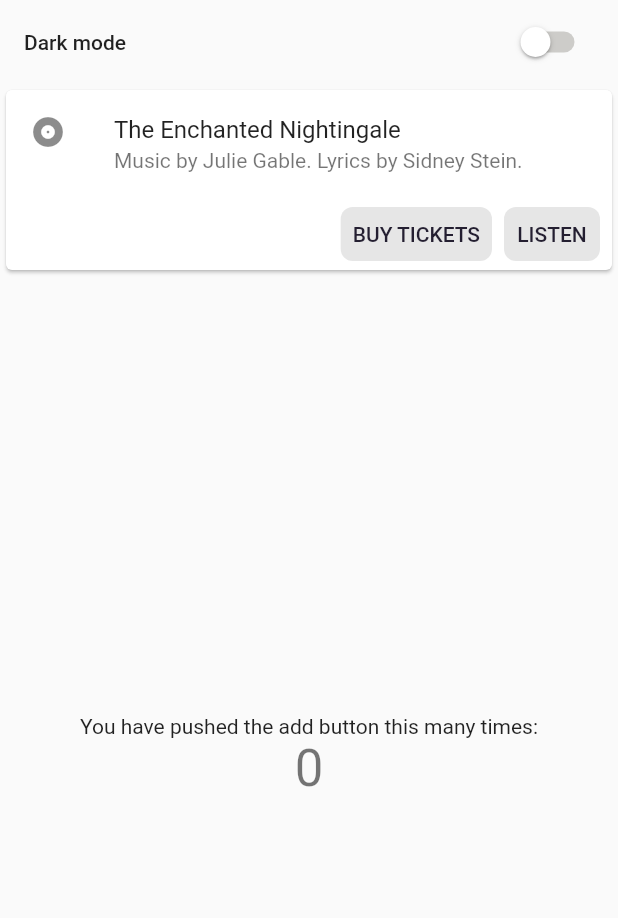
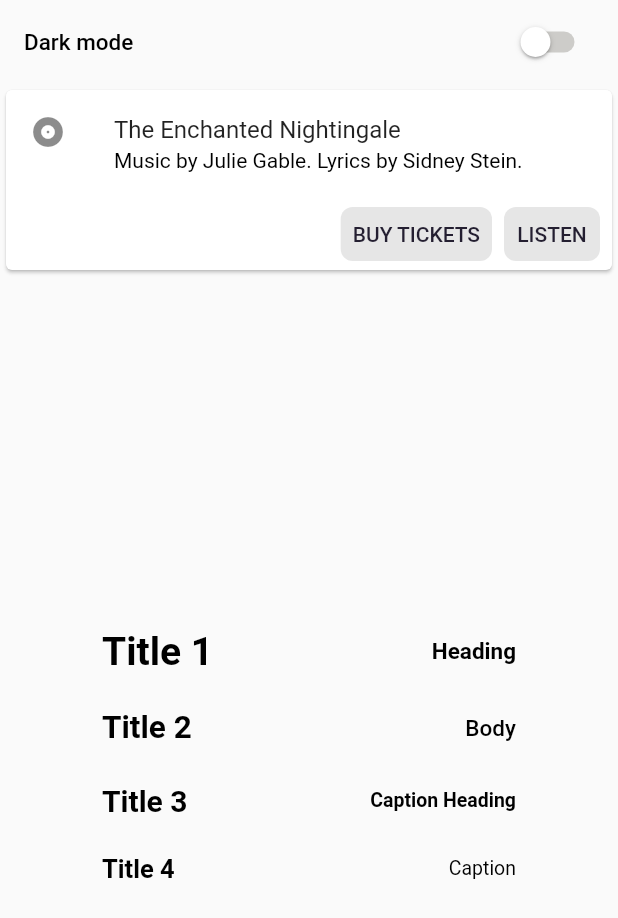
Before and after one commit to gtk-flutter/adwaita, a Flutter app: the screen it shows after launch, on a phone screen of 412 x 824 dp. Shown: the top 918 px of the screen. Run offline on Flutter 3.47's test engine with Material 2 defaults, Android fonts, the phone set to English and light mode, and no system bars.

Commit message:
Match Typography with libadwaita Bump version to 0.5.0

```diff
--- /dev/null
+++ b/example/analysis_options.yaml
@@ -0,0 +1,10 @@
+include: package:very_good_analysis/analysis_options.yaml
+
+linter:
+  rules:
+    public_member_api_docs: false
+    library_private_types_in_public_api: false
+    avoid_setters_without_getters: false
+
+# Additional information about this file can be found at
+# https://dart.dev/guides/language/analysis-options
--- a/example/lib/main.dart
+++ b/example/lib/main.dart
@@ -35,8 +35,6 @@ class MyHomePage extends StatefulWidget {
 }
 
 class _MyHomePageState extends State<MyHomePage> {
-  final int _counter = 0;
-
   @override
   Widget build(BuildContext context) {
     return Scaffold(
@@ -88,12 +86,74 @@ class _MyHomePageState extends State<MyHomePage> {
             ],
           ),
           Expanded(
-            child: Column(
-              mainAxisAlignment: MainAxisAlignment.center,
-              children: [
-                const Text('You have pushed the add button this many times:'),
-                Text('$_counter', style: Theme.of(context).textTheme.headline4),
-              ],
+            child: Center(
+              child: SizedBox(
+                width: 300,
+                child: Column(
+                  mainAxisAlignment: MainAxisAlignment.center,
+                  children: [
+                    Row(
+                      mainAxisAlignment: MainAxisAlignment.spaceBetween,
+                      children: [
+                        Text(
+                          'Title 1',
+                          style: Theme.of(context).textTheme.headline1,
+                        ),
+                        Text(
+                          'Heading',
+                          style: Theme.of(context).textTheme.headline5,
+                        ),
+                      ],
+                    ),
+                    Row(
+                      mainAxisAlignment: MainAxisAlignment.spaceBetween,
+                      children: [
+                        Text(
+                          'Title 2',
+                          style: Theme.of(context).textTheme.headline2,
+                        ),
+                        Text(
+                          'Body',
+                          style: Theme.of(context).textTheme.bodyText1,
+                        ),
+                      ],
+                    ),
+                    Row(
+                      mainAxisAlignment: MainAxisAlignment.spaceBetween,
+                      children: [
+                        Text(
+                          'Title 3',
+                          style: Theme.of(context).textTheme.headline3,
+                        ),
+                        Text(
+                          'Caption Heading',
+                          style: Theme.of(context).textTheme.headline6,
+                        ),
+                      ],
+                    ),
+                    Row(
+                      mainAxisAlignment: MainAxisAlignment.spaceBetween,
+                      children: [
+                        Text(
+                          'Title 4',
+                          style: Theme.of(context).textTheme.headline4,
+                        ),
+                        Text(
+                          'Caption',
+                          style: Theme.of(context).textTheme.caption,
+                        ),
+                      ],
+                    ),
+                  ]
+                      .map(
+                        (e) => Padding(
+                          padding: const EdgeInsets.all(12),
+                          child: e,
+                        ),
+                      )
+                      .toList(),
+                ),
+              ),
             ),
           ),
         ],
--- a/lib/src/theme.dart
+++ b/lib/src/theme.dart
@@ -36,6 +36,51 @@ class AdwaitaThemeData {
         side: BorderSide(color: color.withOpacity(0.2)),
       );
 
+  static TextTheme getTextTheme([Brightness brightness = Brightness.light]) {
+    final color = brightness == Brightness.light ? Colors.black : Colors.white;
+    return TextTheme(
+      headline1: TextStyle(
+        fontSize: 26,
+        color: color,
+        fontWeight: FontWeight.bold,
+      ),
+      headline2: TextStyle(
+        fontSize: 21,
+        color: color,
+        fontWeight: FontWeight.bold,
+      ),
+      headline3: TextStyle(
+        fontSize: 20,
+        color: color,
+        fontWeight: FontWeight.bold,
+      ),
+      headline4: TextStyle(
+        fontSize: 17,
+        color: color,
+        fontWeight: FontWeight.bold,
+      ),
+      headline5: TextStyle(
+        fontSize: 15,
+        color: color,
+        fontWeight: FontWeight.bold,
+      ),
+      headline6: TextStyle(
+        fontSize: 13,
+        color: color,
+        fontWeight: FontWeight.w600,
+      ),
+      bodyText1: TextStyle(
+        fontSize: 15,
+        color: color,
+      ),
+      caption: TextStyle(
+        fontSize: 13,
+        color: color,
+        fontWeight: FontWeight.w400,
+      ),
+    );
+  }
+
   /// A default light theme.
   static ThemeData light({String? fontFamily}) => ThemeData(
         fontFamily: fontFamily,
@@ -54,6 +99,7 @@ class AdwaitaThemeData {
           backgroundColor: _lightColorScheme.background,
           shape: getDialogShape(Colors.black),
         ),
+        textTheme: getTextTheme(),
         errorColor: _lightColorScheme.error,
         indicatorColor: _lightColorScheme.secondary,
         applyElevationOverlayColor: false,
@@ -109,8 +155,8 @@ class AdwaitaThemeData {
           backgroundColor: _darkColorScheme.background,
           shape: getDialogShape(),
         ),
+        textTheme: getTextTheme(Brightness.dark),
         errorColor: _darkColorScheme.error,
-        // textTheme: _textTheme,
         indicatorColor: _darkColorScheme.secondary,
         applyElevationOverlayColor: true,
         colorScheme: _darkColorScheme,
--- a/pubspec.yaml
+++ b/pubspec.yaml
@@ -1,6 +1,6 @@
 name: adwaita
 description: Adwaita style - The default theme for GTK+ for your Flutter app.
-version: 0.3.0
+version: 0.5.0
 homepage: https://github.com/gtk-flutter/adwaita
 
 environment:
```
Also changed, not shown: example/pubspec.lock, 3 other files.
